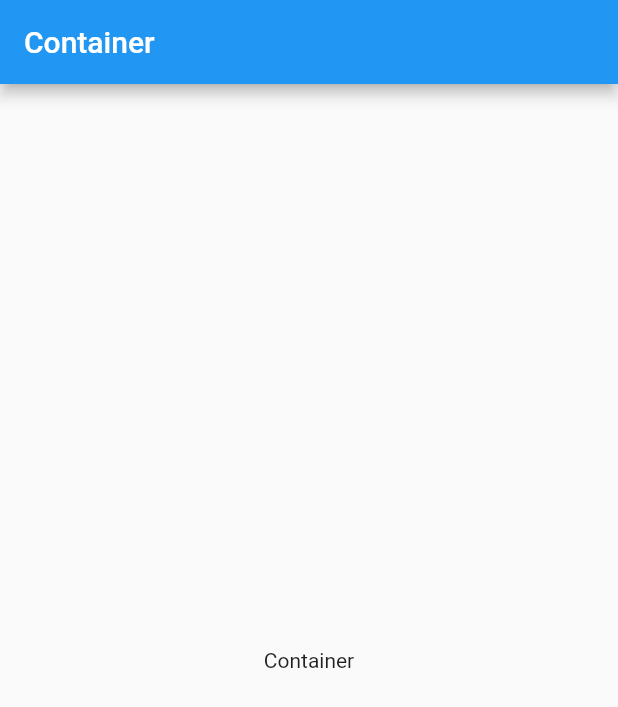
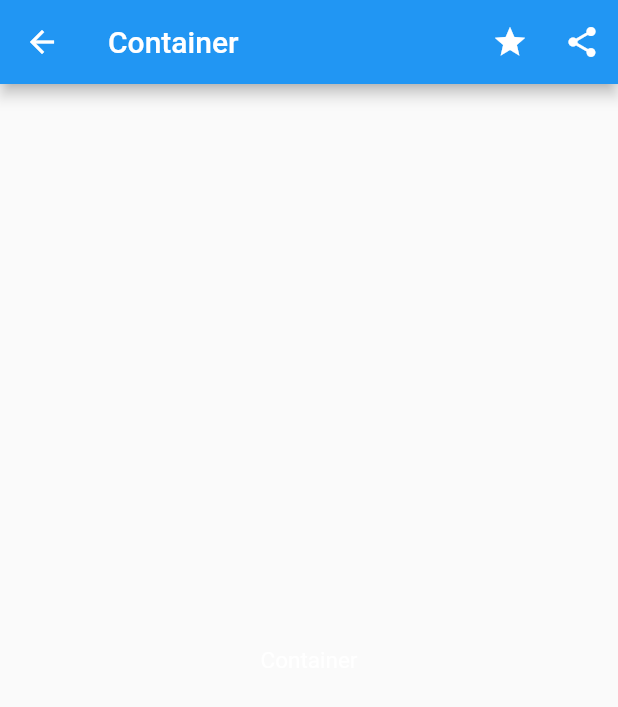
Before and after one commit to Urwateryi/flutter_the_first_demo, a Flutter app: the screen it shows after launch, after a tap on "Container", on a phone screen of 412 x 824 dp. Shown: the top 707 px of the screen. Run offline on Flutter 3.47's test engine with Material 2 defaults, Android fonts, the phone set to English and light mode, and no system bars.

Commit message:
ContainerPage

```diff
--- a/lib/home/ComponentBean.dart
+++ b/lib/home/ComponentBean.dart
@@ -17,10 +17,6 @@ List<ComponentBean> contentList = <ComponentBean>[
       new ContainerPage("Container"),
       "包含绘制widget、定位widget、尺寸widget的容器",
       "assets/images/illustration_1.jpg"),
-  new ComponentBean(
-      "Row", new TextPage("Row"), "横向排列内部组件", "assets/images/illustration_2.jpg"),
-  new ComponentBean(
-      "Column", new TextPage("Column"), "纵向排列内部组件", "assets/images/illustration_3.jpg"),
   new ComponentBean("RaisedButton", new TextPage("RaisedButton"), "不晓得是啥",
       "assets/images/illustration_4.jpg"),
   new ComponentBean(
@@ -70,23 +66,35 @@ List<ComponentBean> contentList = <ComponentBean>[
   new ComponentBean(
       "全局变量", new TextPage("全局变量"), "全局变量的定义与使用", "assets/images/illustration_27.jpg"),
   new ComponentBean(
-      "DropdownButton",new TextPage("DropdownButton"), "全局变量的定义与使用", "assets/images/illustration_28.jpg"),
+      "DropdownButton",new TextPage("DropdownButton"), "DropdownButton", "assets/images/illustration_28.jpg"),
   new ComponentBean(
-      "FlatButton", new TextPage("FlatButton"), "全局变量的定义与使用", "assets/images/illustration_29.jpg"),
+      "FlatButton", new TextPage("FlatButton"), "FlatButton", "assets/images/illustration_29.jpg"),
   new ComponentBean(
-      "FloatingActionButton", new TextPage("FloatingActionButton"), "全局变量的定义与使用", "assets/images/illustration_30.jpg"),
+      "FloatingActionButton", new TextPage("FloatingActionButton"), "FloatingActionButton", "assets/images/illustration_30.jpg"),
   new ComponentBean(
-      "IconButton", new TextPage("IconButton"), "全局变量的定义与使用", "assets/images/illustration_31.jpg"),
+      "IconButton", new TextPage("IconButton"), "IconButton", "assets/images/illustration_31.jpg"),
   new ComponentBean(
-      "Switch", new TextPage("Switch"), "全局变量的定义与使用", "assets/images/illustration_32.jpg"),
+      "Switch", new TextPage("Switch"), "Switch", "assets/images/illustration_32.jpg"),
   new ComponentBean(
-      "TextField", new TextPage("TextField"), "全局变量的定义与使用", "assets/images/illustration_33.jpg"),
+      "TextField", new TextPage("TextField"), "TextField", "assets/images/illustration_33.jpg"),
   new ComponentBean(
-      "动画", new TextPage("动画"), "全局变量的定义与使用", "assets/images/illustration_34.jpg"),
+      "动画", new TextPage("动画"), "动画", "assets/images/illustration_34.jpg"),
   new ComponentBean(
-      "字体", new TextPage("字体"), "全局变量的定义与使用", "assets/images/illustration_35.jpg"),
+      "字体", new TextPage("字体"), "字体", "assets/images/illustration_35.jpg"),
   new ComponentBean(
-      "盒约束", new TextPage("盒约束"), "全局变量的定义与使用", "assets/images/illustration_27.jpg"),
+      "盒约束", new TextPage("盒约束"), "盒约束", "assets/images/illustration_27.jpg"),
   new ComponentBean(
-      "国际化", new TextPage("国际化"), "全局变量的定义与使用", "assets/images/illustration_27.jpg"),
+      "国际化", new TextPage("国际化"), "国际化", "assets/images/illustration_27.jpg"),
+  new ComponentBean(
+      "质感设计", new TextPage("质感设计"), "质感设计", "assets/images/illustration_27.jpg"),
+  new ComponentBean(
+      "纸墨设计", new TextPage("纸墨设计"), "纸墨设计", "assets/images/illustration_27.jpg"),
+  new ComponentBean(
+      "Swiper", new TextPage("Swiper"), "Swiper", "assets/images/illustration_27.jpg"),
+  new ComponentBean(
+      "template", new TextPage("template"), "template", "assets/images/illustration_27.jpg"),
+  new ComponentBean(
+      "下拉刷新，上拉加载更多", new TextPage("下拉刷新，上拉加载更多"), "下拉刷新，上拉加载更多", "assets/images/illustration_27.jpg"),
+  new ComponentBean(
+      "SliverAppBar", new TextPage("SliverAppBar"), "SliverAppBar", "assets/images/illustration_27.jpg"),
 ];
--- a/lib/home/container/ContainerPage.dart
+++ b/lib/home/container/ContainerPage.dart
@@ -1,9 +1,8 @@
 import 'package:flutter/material.dart';
 
 class ContainerPage extends StatefulWidget {
-
-  final String content;    //定义一个常量，用于保存跳转进来获取到的参数
-  ContainerPage(this.content);    //构造函数，获取参数
+  final String content; //定义一个常量，用于保存跳转进来获取到的参数
+  ContainerPage(this.content); //构造函数，获取参数
 
   @override
   State<ContainerPage> createState() {
@@ -11,17 +10,31 @@ class ContainerPage extends StatefulWidget {
   }
 }
 
-class ContainerState extends State<ContainerPage>{
-
+class ContainerState extends State<ContainerPage> {
   @override
   Widget build(BuildContext context) {
-    return new MaterialApp(
-        home: new Scaffold(
-          appBar: new AppBar(title: new Text(widget.content)),//获取widget中的属性，可以通过widget.来获取
-          body: new Center(
-              child: new Text(widget.content)
-          ),
-        )
+    return new Scaffold(
+      appBar: new AppBar(
+          title: new Text(widget.content),
+          leading: new BackButton(),
+          actions: <Widget>[
+            new IconButton(
+              icon: new Icon(Icons.grade),
+              onPressed: () {
+                print('收藏');
+              },
+            ),
+            new IconButton(
+              icon: new Icon(Icons.share),
+              onPressed: () {
+                print('分享');
+              },
+            ),
+          ]),
+      //获取widget中的属性，可以通过widget.来获取
+      body: new Center(
+          child: new Text(widget.content,
+              style: new TextStyle(fontSize: 15.0, color: Colors.white))),
     );
   }
 }
```
